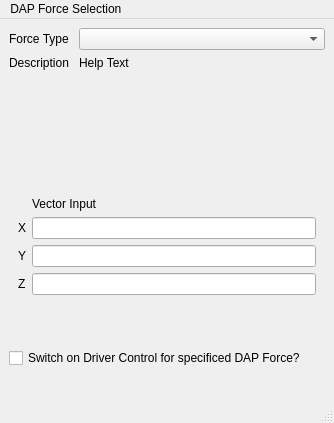
First picture: the form in TaskPanelDapForces.ui, repository ljplessis/Nikra-DAP, before the edit.
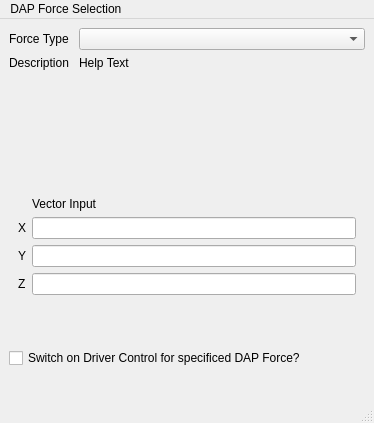
Second picture: the form after the edit. The open tabs and pages were chosen to show the change. Custom widgets are drawn as their Qt base class.

Commit message: DAP: Changed ui tab order for inputfields

Diff of the .ui file:
```diff
--- a/TaskPanelDapForces.ui
+++ b/TaskPanelDapForces.ui
@@ -6,7 +6,7 @@
    <rect>
     <x>0</x>
     <y>0</y>
-    <width>334</width>
+    <width>374</width>
     <height>423</height>
    </rect>
   </property>
@@ -329,8 +329,8 @@
     <rect>
      <x>0</x>
      <y>0</y>
-     <width>334</width>
-     <height>17</height>
+     <width>374</width>
+     <height>32</height>
     </rect>
    </property>
    <widget class="QMenu" name="menuDAP_Force_Selection">
```
Left out of the diff: 19 changed lines with no effect on the pictures.
